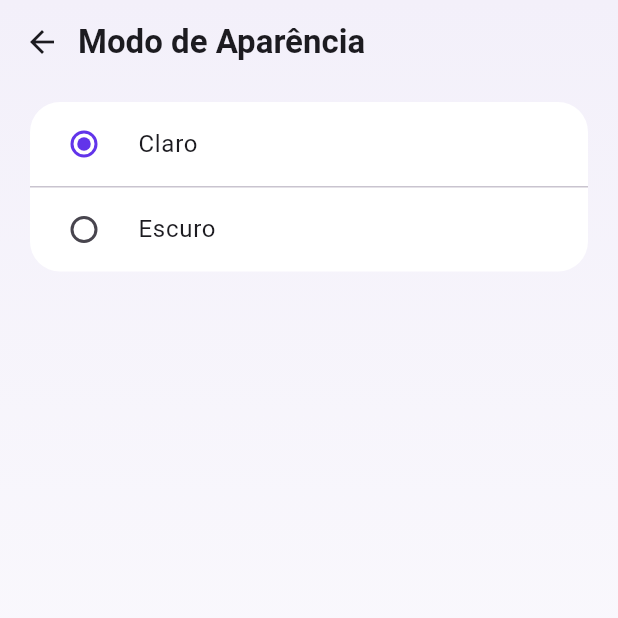
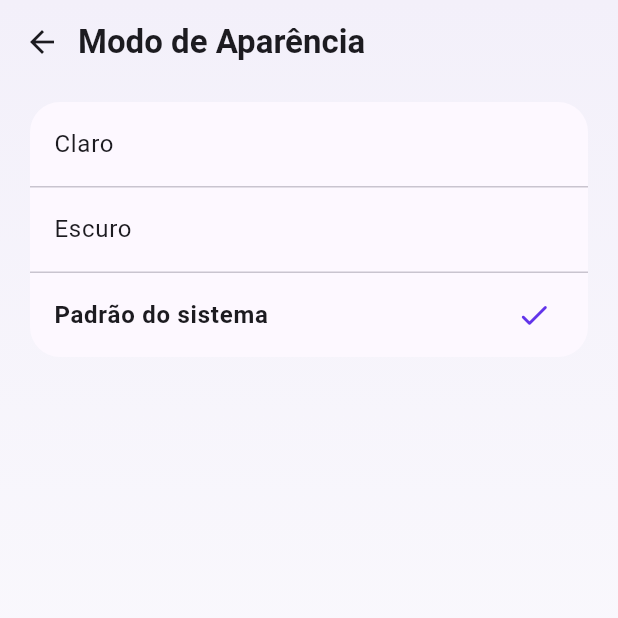
Before and after one commit to Leonunciaroni/ES-PI3-2026-T2-G03, a Flutter app: the ModoAparenciaScreen screen opened directly, on a phone screen of 412 x 824 dp, the top half of it. Run offline on Flutter 3.47's test engine with Material 3 defaults, Android fonts, the light colour scheme and no system bars; our stand-ins replace cloud_firestore, firebase_auth, firebase_core, qr_flutter, shared_preferences, youtube_player_flutter; accounts and stored records are empty.

Commit message:
ecrã de modo claro, escuro e sistema com ThemeModeController

```diff
--- a/lib/perfil/screens/modo_aparencia_screen.dart
+++ b/lib/perfil/screens/modo_aparencia_screen.dart
@@ -1,56 +1,99 @@
 // Autor principal: Pedro Henrique Contardi Soler
 // RA: 25005592
 //
-// Tema: apenas seletor claro/escuro (estado local).
+// Modo de aparência: Claro, Escuro ou Padrão do sistema. A escolha aplica-se logo
+// via [themeModeController] e fica guardada em [shared_preferences] (reabertura).
 
 import 'package:flutter/material.dart';
 
+import '../../theme/theme_mode_controller.dart';
 import '../widgets/mescla_subpage_scaffold.dart';
 
-class ModoAparenciaScreen extends StatefulWidget {
+class ModoAparenciaScreen extends StatelessWidget {
   const ModoAparenciaScreen({super.key});
 
   @override
-  State<ModoAparenciaScreen> createState() => _ModoAparenciaScreenState();
-}
+  Widget build(BuildContext context) {
+    final surface = Theme.of(context).colorScheme.surface;
+    final primary = Theme.of(context).colorScheme.primary;
 
-class _ModoAparenciaScreenState extends State<ModoAparenciaScreen> {
-  int _selecionado = 0;
-
-  @override
-  Widget build(BuildContext context) {
     return MesclaSubpageScaffold(
       title: 'Modo de Aparência',
       child: ListView(
         padding: const EdgeInsets.fromLTRB(20, 8, 20, 24),
         children: [
-          Material(
-            color: Colors.white,
+          // [ListenableBuilder] reconstrói a lista ao mudar a preferência.
+          ListenableBuilder(
+            listenable: themeModeController,
+            builder: (context, _) {
+              final group = themeModeController.themeMode;
+              return Material(
+                color: surface,
                 borderRadius: BorderRadius.circular(20),
                 child: Column(
                   children: [
-                RadioListTile<int>(
-                  title: const Text('Claro'),
-                  value: 0,
-                  groupValue: _selecionado,
-                  onChanged: (v) {
-                    setState(() => _selecionado = v ?? 0);
-                  },
+                    _TemaOpTile(
+                      titulo: 'Claro',
+                      selecionado: group == ThemeMode.light,
+                      corCheck: primary,
+                      onTap: () =>
+                          themeModeController.setMode(ThemeMode.light),
                     ),
                     const Divider(height: 1),
-                RadioListTile<int>(
-                  title: const Text('Escuro'),
-                  value: 1,
-                  groupValue: _selecionado,
-                  onChanged: (v) {
-                    setState(() => _selecionado = v ?? 0);
-                  },
+                    _TemaOpTile(
+                      titulo: 'Escuro',
+                      selecionado: group == ThemeMode.dark,
+                      corCheck: primary,
+                      onTap: () => themeModeController.setMode(ThemeMode.dark),
+                    ),
+                    const Divider(height: 1),
+                    _TemaOpTile(
+                      titulo: 'Padrão do sistema',
+                      selecionado: group == ThemeMode.system,
+                      corCheck: primary,
+                      onTap: () =>
+                          themeModeController.setMode(ThemeMode.system),
                     ),
                   ],
                 ),
+              );
+            },
           ),
         ],
       ),
     );
   }
 }
+
+/// Uma fila: texto + visto se for a opção activa (sem [RadioListTile] depreciado no SDK actual).
+class _TemaOpTile extends StatelessWidget {
+  const _TemaOpTile({
+    required this.titulo,
+    required this.selecionado,
+    required this.corCheck,
+    required this.onTap,
+  });
+
+  final String titulo;
+  final bool selecionado;
+  final Color corCheck;
+  final VoidCallback onTap;
+
+  @override
+  Widget build(BuildContext context) {
+    final onSurface = Theme.of(context).colorScheme.onSurface;
+    return ListTile(
+      title: Text(
+        titulo,
+        style: TextStyle(
+          fontWeight: selecionado ? FontWeight.w600 : FontWeight.w400,
+          color: onSurface,
+        ),
+      ),
+      trailing: selecionado
+          ? Icon(Icons.check_rounded, color: corCheck)
+          : const SizedBox(width: 24),
+      onTap: onTap,
+    );
+  }
+}
```
Lines whose indentation alone changed are shown as unchanged.
